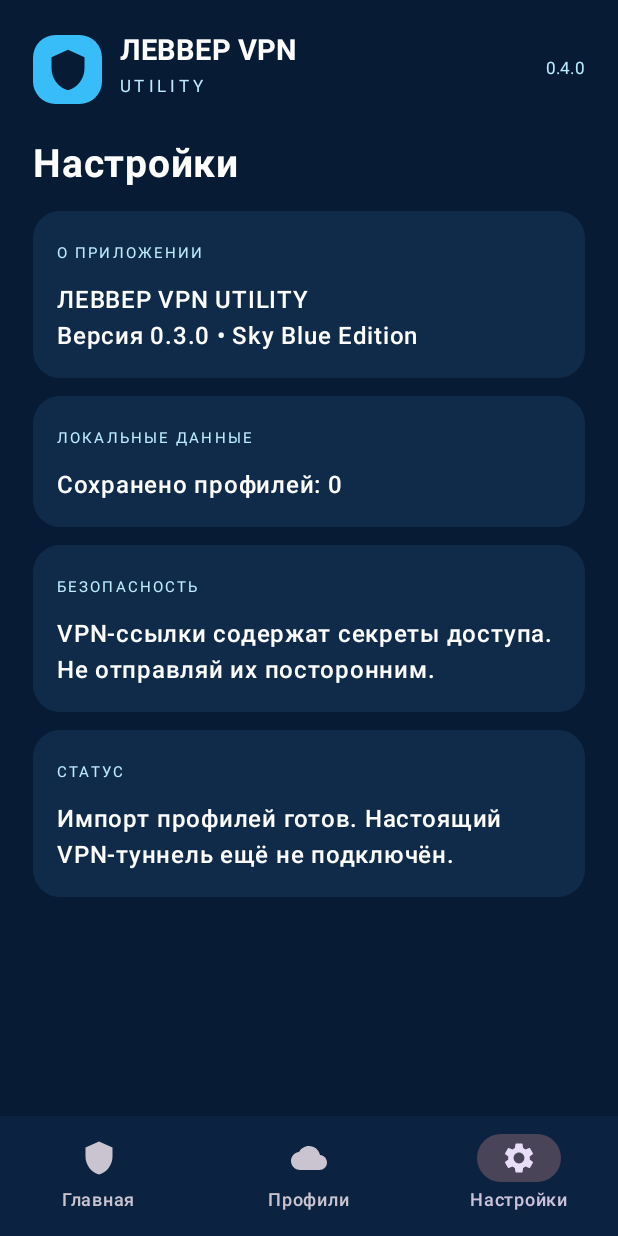
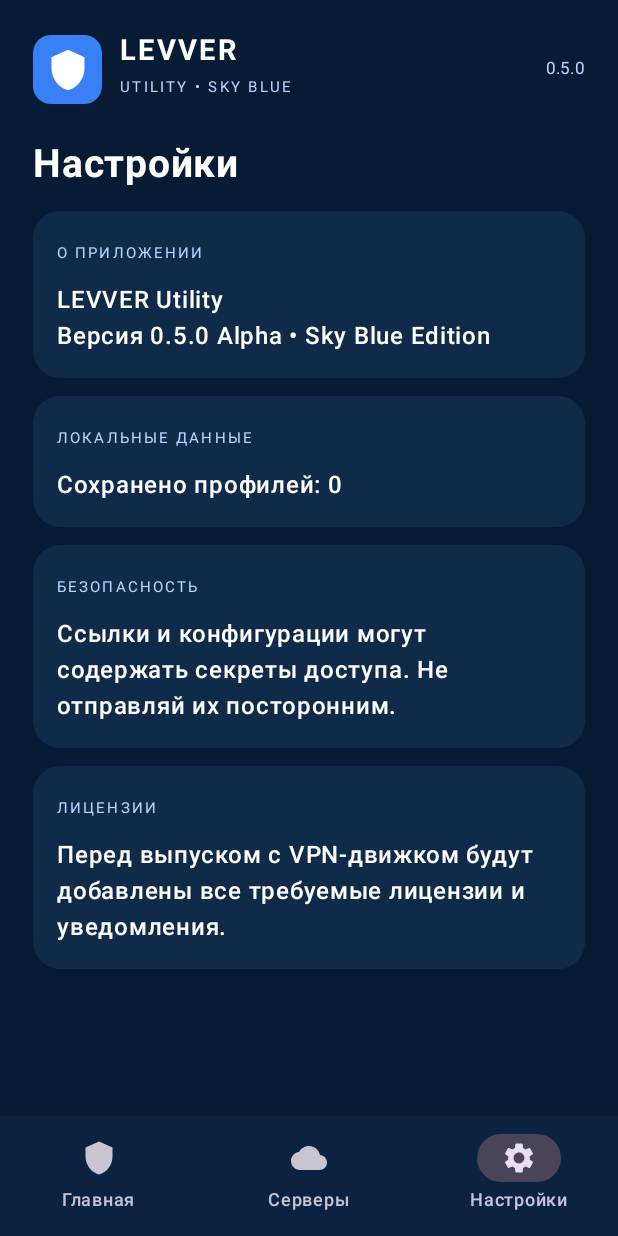
Before and after one commit to KOMBORATOR/levveracompiller2, an Android app built with Jetpack Compose: the screen it shows after launch (MainActivity), item 3 of the bottom bar chosen, on a phone screen of 412 x 824 dp. Run offline under Robolectric (Android 15) with nearby library versions, the phone set to English and light mode, and no system bars; libraries missing offline, so code that uses them is left out: com.journeyapps.barcodescanner; 1 statement that could not run was skipped.

Commit message:
Prepare LEVVER Utility 0.5.0 alpha build

```diff
--- a/levver-vpn-utility/app/src/main/java/com/levver/vpn/MainActivity.kt
+++ b/levver-vpn-utility/app/src/main/java/com/levver/vpn/MainActivity.kt
@@ -35,8 +35,8 @@ import com.journeyapps.barcodescanner.ScanOptions
 
 private val Navy=Color(0xFF071B35)
 private val Panel=Color(0xFF102B49)
-private val Sky=Color(0xFF38BDF8)
-private val Pale=Color(0xFFBDEBFF)
+private val Sky=Color(0xFF3880F6)
+private val Pale=Color(0xFFBBD3FF)
 
 class MainActivity:ComponentActivity(){
  override fun onCreate(savedInstanceState:Bundle?){
@@ -46,7 +46,7 @@ class MainActivity:ComponentActivity(){
    var profiles by remember { mutableStateOf(store.load()) }
    var selected by remember { mutableStateOf(profiles.firstOrNull()?.id) }
    var tab by remember { mutableIntStateOf(0) }
-   var notice by remember { mutableStateOf("Добавь профиль, чтобы начать.") }
+   var notice by remember { mutableStateOf("Добавь свой сервер, чтобы создать профиль.") }
    var input by remember { mutableStateOf("") }
    fun importProfileText(raw:String){
     val parsed=ProfileParser.parse(raw)
@@ -55,7 +55,7 @@ class MainActivity:ComponentActivity(){
      val added=parsed.filter { p->profiles.none{it.raw==p.raw} }
      profiles=profiles+added; store.save(profiles)
      selected=added.firstOrNull()?.id?:parsed.first().id
-     notice="Импортировано: ${added.size}"
+     notice="Импортировано профилей: ${added.size}"
      input=""
     }
    }
@@ -72,7 +72,7 @@ class MainActivity:ComponentActivity(){
     Scaffold(containerColor=Navy,bottomBar={
      NavigationBar(containerColor=Color(0xFF0B2340)){
       NavigationBarItem(tab==0,{tab=0},{Icon(Icons.Default.Shield,null)},label={Text("Главная")})
-      NavigationBarItem(tab==1,{tab=1},{Icon(Icons.Default.Cloud,null)},label={Text("Профили")})
+      NavigationBarItem(tab==1,{tab=1},{Icon(Icons.Default.Cloud,null)},label={Text("Серверы")})
       NavigationBarItem(tab==2,{tab=2},{Icon(Icons.Default.Settings,null)},label={Text("Настройки")})
      }
     }){ pad->
@@ -94,31 +94,39 @@ class MainActivity:ComponentActivity(){
 
 @Composable private fun Header(){
  Row(Modifier.fillMaxWidth(),verticalAlignment=Alignment.CenterVertically){
-  Box(Modifier.size(46.dp).background(Sky,RoundedCornerShape(15.dp)),contentAlignment=Alignment.Center){Icon(Icons.Default.Shield,null,tint=Navy,modifier=Modifier.size(29.dp))}
-  Spacer(Modifier.width(12.dp)); Column { Text("ЛЕВВЕР VPN",color=Color.White,fontWeight=FontWeight.Bold,fontSize=19.sp); Text("UTILITY",color=Pale,fontSize=11.sp,letterSpacing=3.sp) }
-  Spacer(Modifier.weight(1f)); Text("0.4.0",color=Pale,fontSize=11.sp)
+  Box(Modifier.size(46.dp).background(Sky,RoundedCornerShape(12.dp)),contentAlignment=Alignment.Center){Icon(Icons.Default.Shield,null,tint=Color.White,modifier=Modifier.size(29.dp))}
+  Spacer(Modifier.width(12.dp)); Column { Text("LEVVER",color=Color.White,fontWeight=FontWeight.Bold,fontSize=19.sp,letterSpacing=2.sp); Text("UTILITY • SKY BLUE",color=Pale,fontSize=10.sp,letterSpacing=1.5.sp) }
+  Spacer(Modifier.weight(1f)); Text("0.5.0",color=Pale,fontSize=11.sp)
  }
 }
 @Composable private fun HomeScreen(count:Int,active:Profile?,notice:String,modifier:Modifier=Modifier){
  Column(modifier.fillMaxSize().padding(22.dp),horizontalAlignment=Alignment.CenterHorizontally){
   Header(); Spacer(Modifier.height(48.dp))
   Box(Modifier.size(164.dp).border(3.dp,Sky,CircleShape).padding(12.dp).border(1.dp,Sky.copy(alpha=.25f),CircleShape),contentAlignment=Alignment.Center){
-   Box(Modifier.size(126.dp).background(Sky,CircleShape),contentAlignment=Alignment.Center){Icon(Icons.Default.Shield,null,tint=Navy,modifier=Modifier.size(58.dp))}
+   Box(Modifier.size(126.dp).background(Sky,CircleShape),contentAlignment=Alignment.Center){Icon(Icons.Default.Shield,null,tint=Color.White,modifier=Modifier.size(58.dp))}
   }
-  Spacer(Modifier.height(22.dp)); Text("ПРОФИЛИ ГОТОВЫ",color=Color.White,fontWeight=FontWeight.Bold,fontSize=21.sp)
-  Text("Импорт профилей доступен. VPN-туннель пока не активен.",color=Pale,fontSize=12.sp)
-  Spacer(Modifier.height(26.dp)); InfoCard("ВЫБРАННЫЙ ПРОФИЛЬ",active?.name?:"Профиль не выбран")
-  Spacer(Modifier.height(12.dp)); Row(horizontalArrangement=Arrangement.spacedBy(12.dp)){Metric("ПРОФИЛИ",count.toString(),Modifier.weight(1f));Metric("СОЕДИНЕНИЕ","Не активно",Modifier.weight(1f))}
+  Spacer(Modifier.height(22.dp)); Text("LEVVER UTILITY",color=Color.White,fontWeight=FontWeight.Bold,fontSize=21.sp)
+  Text("Универсальный менеджер личных VPN-профилей",color=Pale,fontSize=12.sp)
+  Spacer(Modifier.height(18.dp))
+  Card(colors=CardDefaults.cardColors(containerColor=Color(0xFF3A2B18)),shape=RoundedCornerShape(14.dp),modifier=Modifier.fillMaxWidth()){
+   Column(Modifier.padding(14.dp)){
+    Text("ALPHA • VPN ENGINE IN PROGRESS",color=Color(0xFFFFD18A),fontWeight=FontWeight.Bold,fontSize=11.sp)
+    Spacer(Modifier.height(5.dp))
+    Text("Импорт и хранение профилей работают. Реальное VPN-подключение пока не реализовано — трафик через приложение ещё не проходит.",color=Color.White,fontSize=12.sp)
+   }
+  }
+  Spacer(Modifier.height(18.dp)); InfoCard("ВЫБРАННЫЙ ПРОФИЛЬ",active?.name?: "Профиль не выбран")
+  Spacer(Modifier.height(12.dp)); Row(horizontalArrangement=Arrangement.spacedBy(12.dp)){Metric("ПРОФИЛИ",count.toString(),Modifier.weight(1f));Metric("VPN-ТУННЕЛЬ","Не подключён",Modifier.weight(1f))}
   Spacer(Modifier.weight(1f)); Text(notice,color=Pale,fontSize=12.sp)
-  Text("SKY BLUE EDITION • 0.4.0",color=Color(0xFF6FA6CC),fontSize=10.sp)
+  Text("LEVVER • BUILD 0.5.0 ALPHA",color=Color(0xFF6FA6CC),fontSize=10.sp)
  }
 }
 @Composable private fun ProfilesScreen(profiles:List<Profile>,input:String,onInput:(String)->Unit,notice:String,onImport:()->Unit,onPaste:()->Unit,onScan:()->Unit,onDelete:(Profile)->Unit,onSelect:(String)->Unit,selected:String?,modifier:Modifier=Modifier){
  Column(modifier.fillMaxSize().padding(18.dp)){
-  Header(); Spacer(Modifier.height(20.dp)); Text("Мои подключения",color=Color.White,fontSize=25.sp,fontWeight=FontWeight.Bold)
-  Text("VLESS • VMess • Trojan • Shadowsocks • SOCKS5",color=Pale,fontSize=11.sp)
+  Header(); Spacer(Modifier.height(20.dp)); Text("Мои серверы",color=Color.White,fontSize=25.sp,fontWeight=FontWeight.Bold)
+  Text("Добавляй конфигурации, которыми имеешь право пользоваться.",color=Pale,fontSize=11.sp)
   Spacer(Modifier.height(14.dp))
-  OutlinedTextField(value=input,onValueChange=onInput,modifier=Modifier.fillMaxWidth(),label={Text("Вставь ссылку или несколько ссылок")},minLines=2,maxLines=5,colors=OutlinedTextFieldDefaults.colors(focusedBorderColor=Sky,focusedLabelColor=Sky))
+  OutlinedTextField(value=input,onValueChange=onInput,modifier=Modifier.fillMaxWidth(),label={Text("Ссылка или несколько ссылок")},minLines=2,maxLines=5,colors=OutlinedTextFieldDefaults.colors(focusedBorderColor=Sky,focusedLabelColor=Sky))
   Spacer(Modifier.height(8.dp)); Row(horizontalArrangement=Arrangement.spacedBy(6.dp)){
    Button(onClick=onImport,modifier=Modifier.weight(1f)){Icon(Icons.Default.Add,null);Text("Импорт")}
    OutlinedButton(onClick=onPaste){Icon(Icons.Default.ContentPaste,null);Text("Вставить")}
@@ -149,9 +157,10 @@ class MainActivity:ComponentActivity(){
 }
 @Composable private fun SettingsScreen(count:Int,modifier:Modifier=Modifier){
  Column(modifier.fillMaxSize().padding(22.dp)){Header();Spacer(Modifier.height(24.dp));Text("Настройки",color=Color.White,fontSize=26.sp,fontWeight=FontWeight.Bold);Spacer(Modifier.height(16.dp))
-  InfoCard("О ПРИЛОЖЕНИИ","ЛЕВВЕР VPN UTILITY\nВерсия 0.3.0 • Sky Blue Edition");Spacer(Modifier.height(12.dp))
+  InfoCard("О ПРИЛОЖЕНИИ","LEVVER Utility\nВерсия 0.5.0 Alpha • Sky Blue Edition");Spacer(Modifier.height(12.dp))
   InfoCard("ЛОКАЛЬНЫЕ ДАННЫЕ","Сохранено профилей: $count");Spacer(Modifier.height(12.dp))
-  InfoCard("БЕЗОПАСНОСТЬ","VPN-ссылки содержат секреты доступа. Не отправляй их посторонним.");Spacer(Modifier.height(12.dp))
-  InfoCard("СТАТУС","Импорт профилей готов. Настоящий VPN-туннель ещё не подключён.")
+  InfoCard("БЕЗОПАСНОСТЬ","Ссылки и конфигурации могут содержать секреты доступа. Не отправляй их посторонним.")
+  Spacer(Modifier.height(12.dp))
+  InfoCard("ЛИЦЕНЗИИ","Перед выпуском с VPN-движком будут добавлены все требуемые лицензии и уведомления.")
  }
 }
```
